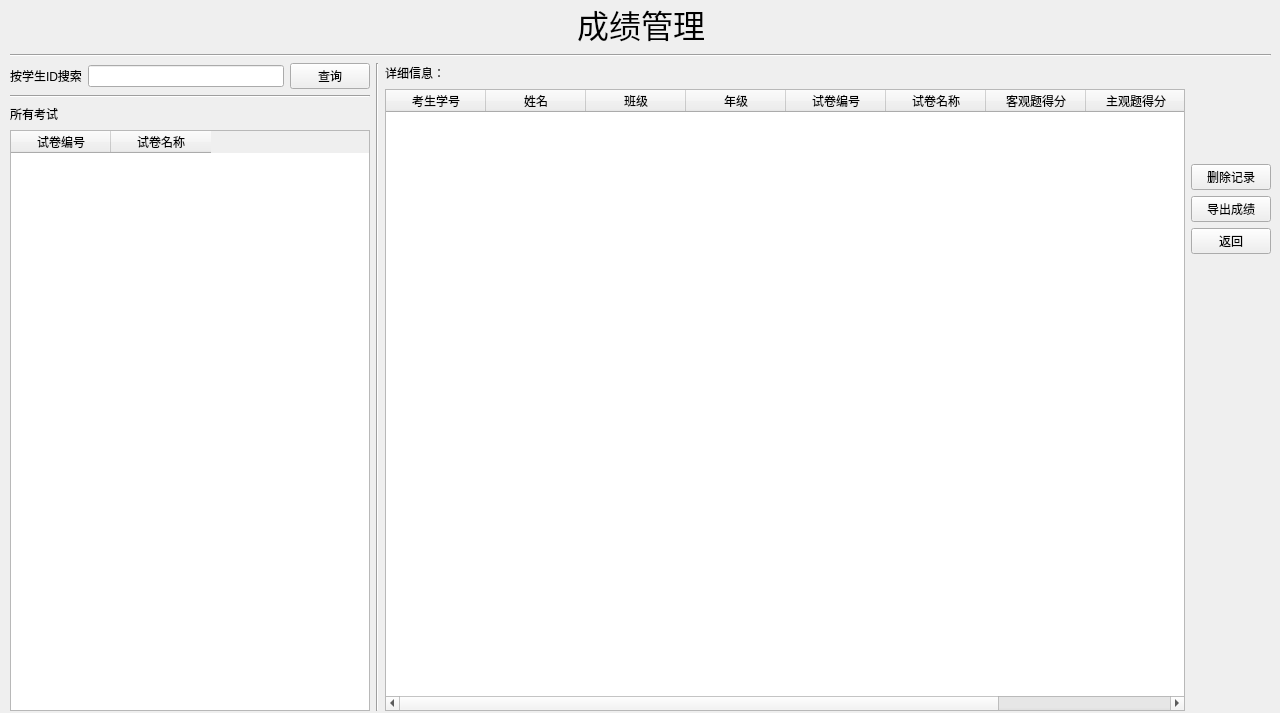
This is server/ScoreManageUI.ui in AlanForeverAi/Exams as Qt 5 draws it before an edit. The edited form follows.
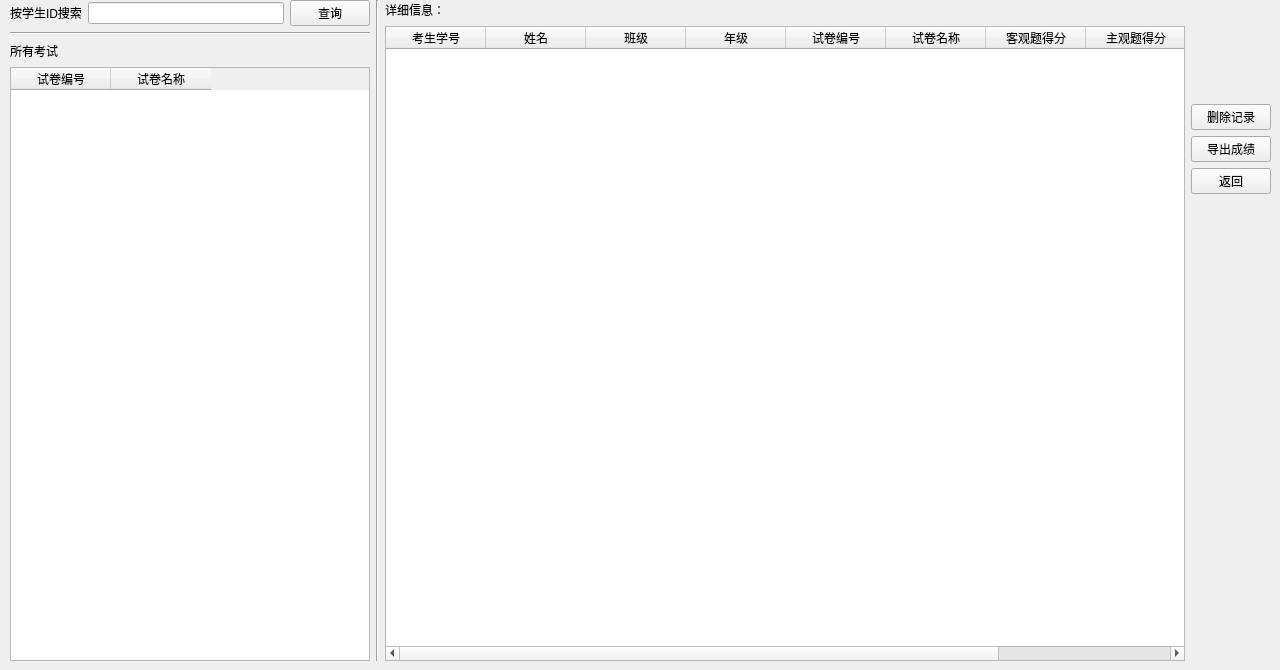
This is the edited form.

Commit message:
添加试卷管理，用于设置试卷的考生
1.初步试卷管理
2.修改部分界面
3.修改一些导出导入为csv文件，而不是txt

Patch:
```diff
--- a/server/ScoreManageUI.ui
+++ b/server/ScoreManageUI.ui
@@ -7,72 +7,22 @@
     <x>0</x>
     <y>0</y>
     <width>1280</width>
-    <height>713</height>
+    <height>670</height>
    </rect>
   </property>
   <property name="windowTitle">
    <string>成绩管理界面</string>
   </property>
-  <widget class="QWidget" name="">
+  <widget class="QWidget" name="layoutWidget">
    <property name="geometry">
     <rect>
      <x>10</x>
      <y>0</y>
      <width>1261</width>
-     <height>711</height>
+     <height>661</height>
     </rect>
    </property>
    <layout class="QVBoxLayout" name="verticalLayout_5">
-    <item>
-     <layout class="QHBoxLayout" name="horizontalLayout_5">
-      <item>
-       <spacer name="horizontalSpacer_3">
-        <property name="orientation">
-         <enum>Qt::Horizontal</enum>
-        </property>
-        <property name="sizeHint" stdset="0">
-         <size>
-          <width>40</width>
-          <height>20</height>
-         </size>
-        </property>
-       </spacer>
-      </item>
-      <item>
-       <widget class="QLabel" name="label_3">
-        <property name="font">
-         <font>
-          <family>微软雅黑</family>
-          <pointsize>24</pointsize>
-         </font>
-        </property>
-        <property name="text">
-         <string>成绩管理</string>
-        </property>
-       </widget>
-      </item>
-      <item>
-       <spacer name="horizontalSpacer_4">
-        <property name="orientation">
-         <enum>Qt::Horizontal</enum>
-        </property>
-        <property name="sizeHint" stdset="0">
-         <size>
-          <width>40</width>
-          <height>20</height>
-         </size>
-        </property>
-       </spacer>
-      </item>
-     </layout>
-    </item>
-    <item>
-     <widget class="Line" name="line_5">
-      <property name="orientation">
-       <enum>Qt::Horizontal</enum>
-      </property>
-     </widget>
-    </item>
     <item>
      <layout class="QHBoxLayout" name="horizontalLayout_7">
       <item>
```
The commit also changes 30 other files.
